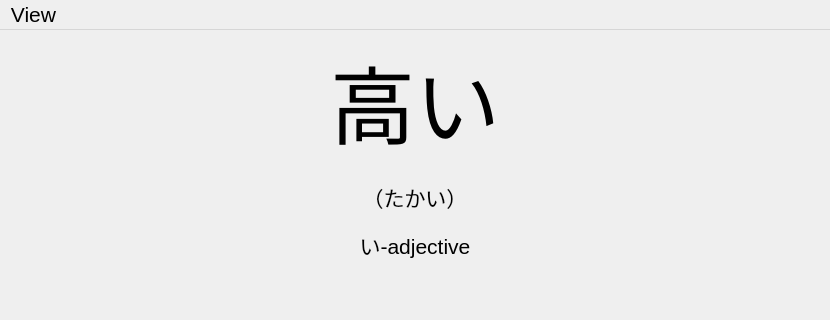
Old version of the form ui/kaeru.ui in the repository purewave0/kaeru; both pictures show x 0 to 830 and y 0 to 320 of the 830 by 804 pixel window.
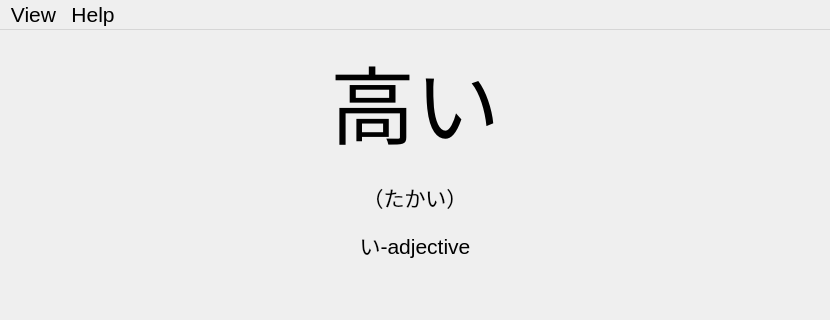
New version of the form. Icons and pictures are not drawn.

Commit message: feat(ui): add Help menu for the About action

```diff
--- a/ui/kaeru.ui
+++ b/ui/kaeru.ui
@@ -389,7 +389,17 @@
     <addaction name="option_show_kana_reading"/>
     <addaction name="option_show_word_type"/>
    </widget>
+   <widget class="QMenu" name="menuHelp">
+    <property name="title">
+     <string>Help</string>
+    </property>
+    <property name="separatorsCollapsible">
+     <bool>false</bool>
+    </property>
+    <addaction name="action_about"/>
+   </widget>
    <addaction name="menuView"/>
+   <addaction name="menuHelp"/>
   </widget>
   <widget class="QStatusBar" name="statusbar">
    <property name="sizeGripEnabled">
```
Left out of the diff: 8 changed lines with no effect on the pictures. The commit also changes 1 other file.
